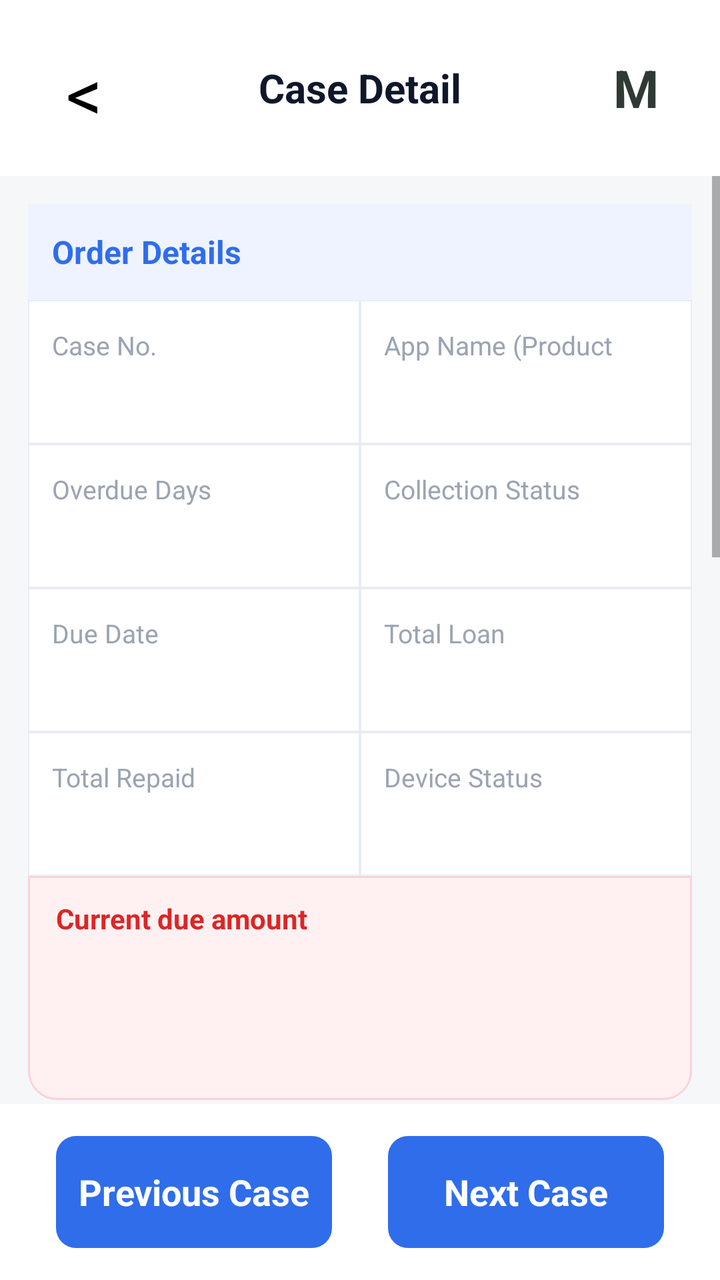
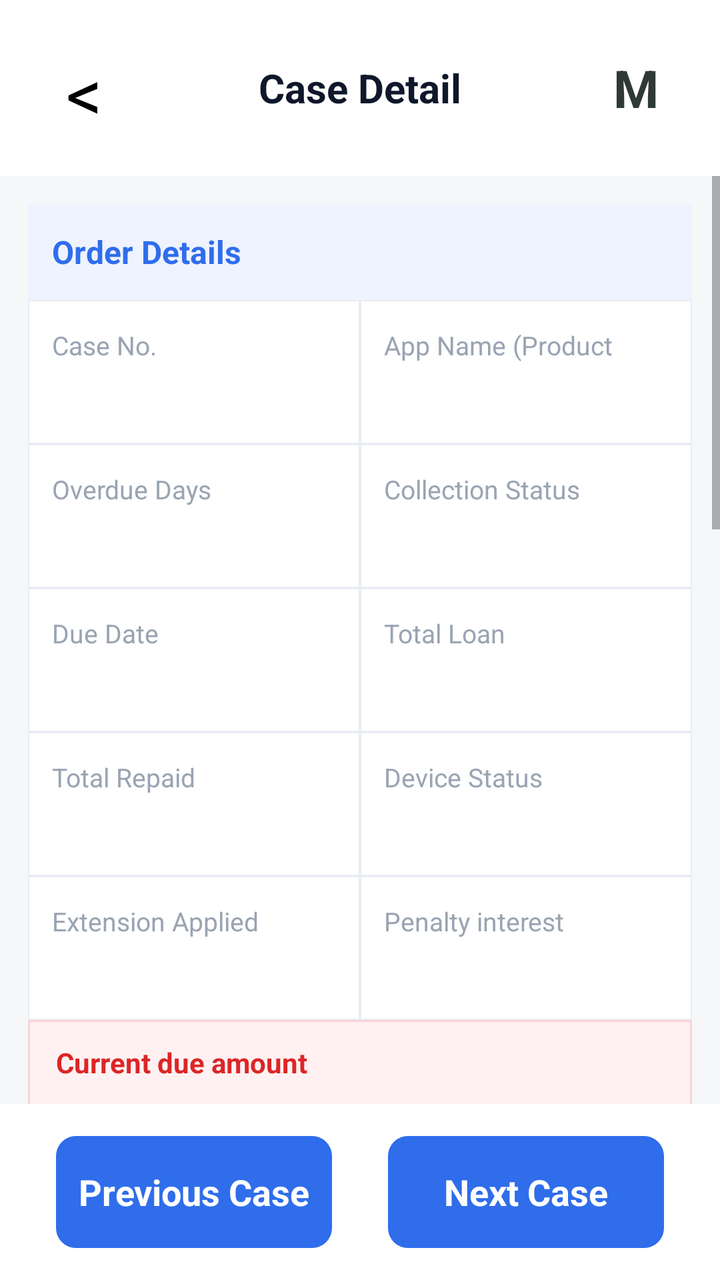

Compare the two renders of this Android layout. The source of the first and the diff that turns it into the second are given below.
<!-- AndroidManifest.xml: application theme Theme.DeviceLockCollector -->
<!-- res/layout/activity_case.xml -->
<?xml version="1.0" encoding="utf-8"?>
<LinearLayout xmlns:android="http://schemas.android.com/apk/res/android"
    android:layout_width="match_parent"
    android:layout_height="match_parent"
    android:background="@color/canvas"
    android:orientation="vertical">

    <LinearLayout
        android:layout_width="match_parent"
        android:layout_height="88dp"
        android:background="@android:color/white"
        android:gravity="center_vertical"
        android:orientation="horizontal"
        android:paddingStart="20dp"
        android:paddingEnd="20dp">

        <TextView
            android:id="@+id/btnBack"
            android:layout_width="44dp"
            android:layout_height="44dp"
            android:gravity="center"
            android:text="&lt;"
            android:textColor="@android:color/black"
            android:textSize="36sp" />

        <TextView
            android:layout_width="0dp"
            android:layout_height="wrap_content"
            android:layout_weight="1"
            android:gravity="center"
            android:text="Case Detail"
            android:textColor="@color/ink"
            android:textSize="20sp"
            android:textStyle="bold" />

        <TextView
            android:id="@+id/btnRefresh"
            android:layout_width="44dp"
            android:layout_height="44dp"
            android:gravity="center"
            android:text="M"
            android:textColor="@color/nav_icon"
            android:textSize="26sp"
            android:textStyle="bold" />
    </LinearLayout>

    <FrameLayout
        android:layout_width="match_parent"
        android:layout_height="0dp"
        android:layout_weight="1">

        <ScrollView
            android:layout_width="match_parent"
            android:layout_height="match_parent"
            android:clipToPadding="false"
            android:fillViewport="false"
            android:paddingBottom="88dp">

            <LinearLayout
                android:layout_width="match_parent"
                android:layout_height="wrap_content"
                android:orientation="vertical"
                android:padding="14dp">

                <LinearLayout
                    android:id="@+id/orderCard"
                    android:layout_width="match_parent"
                    android:layout_height="wrap_content"
                    android:background="@drawable/bg_detail_section"
                    android:orientation="vertical">

                    <LinearLayout
                        android:layout_width="match_parent"
                        android:layout_height="48dp"
                        android:background="@color/brand_soft"
                        android:gravity="center_vertical"
                        android:orientation="horizontal"
                        android:paddingStart="12dp"
                        android:paddingEnd="12dp">

                        <TextView
                            android:layout_width="0dp"
                            android:layout_height="wrap_content"
                            android:layout_weight="1"
                            android:text="Order Details"
                            android:textColor="@color/brand_blue"
                            android:textSize="16sp"
                            android:textStyle="bold" />

                        <TextView
                            android:id="@+id/txtOrderNo"
                            android:layout_width="0dp"
                            android:layout_height="wrap_content"
                            android:layout_weight="1.35"
                            android:ellipsize="middle"
                            android:gravity="end"
                            android:maxLines="1"
                            android:textColor="@color/muted"
                            android:textSize="13sp" />
                    </LinearLayout>

                    <GridLayout
                        android:layout_width="match_parent"
                        android:layout_height="wrap_content"
                        android:columnCount="2"
                        android:rowCount="4">

                        <LinearLayout
                            style="@style/Collector.DetailCell">
                            <TextView style="@style/Collector.DetailLabel" android:text="Case No." />
                            <TextView android:id="@+id/txtCaseNo" style="@style/Collector.DetailValue" />
                        </LinearLayout>

                        <LinearLayout
                            style="@style/Collector.DetailCell">
                            <TextView style="@style/Collector.DetailLabel" android:text="App Name (Product Name)" />
                            <TextView android:id="@+id/txtProduct" style="@style/Collector.DetailValueStrong" />
                        </LinearLayout>

                        <LinearLayout
                            style="@style/Collector.DetailCell">
                            <TextView style="@style/Collector.DetailLabel" android:text="Overdue Days" />
                            <TextView android:id="@+id/txtOverdueDays" style="@style/Collector.DetailValueDanger" />
                        </LinearLayout>

                        <LinearLayout
                            style="@style/Collector.DetailCell">
                            <TextView style="@style/Collector.DetailLabel" android:text="Collection Status" />
                            <TextView android:id="@+id/txtCollectionStatus" style="@style/Collector.DetailValue" />
                        </LinearLayout>

                        <LinearLayout
                            style="@style/Collector.DetailCell">
                            <TextView style="@style/Collector.DetailLabel" android:text="Due Date" />
                            <TextView android:id="@+id/txtDueDate" style="@style/Collector.DetailValue" />
                        </LinearLayout>

                        <LinearLayout
                            style="@style/Collector.DetailCell">
                            <TextView style="@style/Collector.DetailLabel" android:text="Total Loan" />
                            <TextView android:id="@+id/txtTotalLoan" style="@style/Collector.DetailValue" />
                        </LinearLayout>

                        <LinearLayout
                            style="@style/Collector.DetailCell">
                            <TextView style="@style/Collector.DetailLabel" android:text="Total Repaid" />
                            <TextView android:id="@+id/txtTotalRepaid" style="@style/Collector.DetailValueSuccess" />
                        </LinearLayout>

                        <LinearLayout
                            style="@style/Collector.DetailCell">
                            <TextView style="@style/Collector.DetailLabel" android:text="Device Status" />
                            <TextView android:id="@+id/txtDeviceStatus" style="@style/Collector.DetailValue" />
                        </LinearLayout>
                    </GridLayout>

                    <LinearLayout
                        android:layout_width="match_parent"
                        android:layout_height="112dp"
                        android:background="@drawable/bg_due_panel"
                        android:gravity="center_vertical"
                        android:orientation="vertical"
                        android:paddingStart="14dp"
                        android:paddingEnd="14dp">

                        <TextView
                            android:layout_width="match_parent"
                            android:layout_height="wrap_content"
                            android:text="Current due amount"
                            android:textColor="@color/danger"
                            android:textSize="14sp"
                            android:textStyle="bold" />

                        <TextView
                            android:id="@+id/txtCurrentDue"
                            android:layout_width="match_parent"
                            android:layout_height="wrap_content"
                            android:layout_marginTop="8dp"
                            android:textColor="@color/danger"
                            android:textSize="28sp"
                            android:textStyle="bold" />

                        <TextView
                            android:id="@+id/txtDueHint"
                            android:layout_width="match_parent"
                            android:layout_height="wrap_content"
                            android:layout_marginTop="8dp"
                            android:textColor="@color/warning"
                            android:textSize="12sp"
                            android:textStyle="bold" />
                    </LinearLayout>
                </LinearLayout>

                <LinearLayout
                    android:id="@+id/customerCard"
                    android:layout_width="match_parent"
                    android:layout_height="wrap_content"
                    android:layout_marginTop="14dp"
                    android:background="@drawable/bg_detail_section"
                    android:orientation="vertical"
                    android:padding="12dp">

                    <LinearLayout
                        android:layout_width="match_parent"
                        android:layout_height="wrap_content"
                        android:gravity="center_vertical"
                        android:orientation="horizontal">

                        <TextView
                            android:id="@+id/txtCustomer"
                            android:layout_width="0dp"
                            android:layout_height="wrap_content"
                            android:layout_weight="1"
                            android:textColor="@color/success"
                            android:textSize="15sp"
                            android:textStyle="bold" />

                        <TextView
                            android:layout_width="wrap_content"
                            android:layout_height="32dp"
                            android:background="@drawable/bg_status_pill"
                            android:gravity="center"
                            android:paddingStart="10dp"
                            android:paddingEnd="10dp"
                            android:text="Open case"
                            android:textColor="@color/warning"
                            android:textSize="12sp"
                            android:textStyle="bold" />
                    </LinearLayout>

                    <View
                        android:layout_width="match_parent"
                        android:layout_height="1dp"
                        android:layout_marginTop="10dp"
                        android:background="@color/line" />

                    <LinearLayout
                        android:layout_width="match_parent"
                        android:layout_height="72dp"
                        android:gravity="center_vertical"
                        android:orientation="horizontal">

                        <TextView
                            android:id="@+id/txtPhone"
                            android:layout_width="0dp"
                            android:layout_height="wrap_content"
                            android:layout_weight="1"
                            android:textColor="@android:color/black"
                            android:textSize="25sp"
                            android:textStyle="bold" />

                        <TextView
                            android:id="@+id/btnWhatsapp"
                            style="@style/Collector.ContactIcon"
                            android:text="WA"
                            android:textColor="@color/success" />

                        <TextView
                            android:id="@+id/btnCall"
                            style="@style/Collector.ContactIcon"
                            android:layout_marginStart="10dp"
                            android:text="Call"
                            android:textColor="@color/brand" />

                        <TextView
                            android:id="@+id/btnSms"
                            style="@style/Collector.ContactIcon"
                            android:layout_marginStart="10dp"
                            android:text="SMS"
                            android:textColor="@color/orange_action" />
                    </LinearLayout>

                    <LinearLayout
                        android:layout_width="match_parent"
                        android:layout_height="wrap_content"
                        android:orientation="horizontal">

                        <LinearLayout
                            android:layout_width="0dp"
                            android:layout_height="wrap_content"
                            android:layout_weight="1"
                            android:orientation="vertical">
                            <TextView style="@style/Collector.DetailLabel" android:text="Wallet No." />
                            <TextView android:id="@+id/txtWalletNo" style="@style/Collector.DetailValueStrong" />
                        </LinearLayout>

                        <LinearLayout
                            android:layout_width="0dp"
                            android:layout_height="wrap_content"
                            android:layout_weight="1"
                            android:orientation="vertical">
                            <TextView style="@style/Collector.DetailLabel" android:text="WhatsApp" />
                            <TextView android:id="@+id/txtWhatsappNo" style="@style/Collector.DetailValueStrong" />
                        </LinearLayout>
                    </LinearLayout>

                    <TextView
                        android:layout_width="match_parent"
                        android:layout_height="wrap_content"
                        android:layout_marginTop="12dp"
                        android:text="Wallet Operator"
                        android:textColor="@color/muted_soft"
                        android:textSize="14sp" />

                    <TextView
                        android:id="@+id/txtWalletOperator"
                        android:layout_width="match_parent"
                        android:layout_height="wrap_content"
                        android:layout_marginTop="4dp"
                        android:textColor="@color/ink"
                        android:textSize="17sp"
                        android:textStyle="bold" />

                    <LinearLayout
                        android:layout_width="match_parent"
                        android:layout_height="52dp"
                        android:layout_marginTop="14dp"
                        android:orientation="horizontal">

                        <TextView
                            android:id="@+id/btnFullPayment"
                            style="@style/Collector.ActionButton"
                            android:background="@drawable/bg_action_green"
                            android:text="Full payment" />

                        <TextView
                            android:id="@+id/btnPartialPay"
                            style="@style/Collector.ActionButton"
                            android:layout_marginStart="8dp"
                            android:background="@drawable/bg_action_orange"
                            android:text="Partial Pay" />

                        <TextView
                            android:id="@+id/btnExtension"
                            style="@style/Collector.ActionButton"
                            android:layout_marginStart="8dp"
                            android:background="@drawable/bg_action_amber"
                            android:text="Extension" />
                    </LinearLayout>
                </LinearLayout>

                <LinearLayout
                    android:id="@+id/tabCard"
                    android:layout_width="match_parent"
                    android:layout_height="wrap_content"
                    android:layout_marginTop="14dp"
                    android:background="@drawable/bg_detail_section"
                    android:orientation="vertical">

                    <LinearLayout
                        android:layout_width="match_parent"
                        android:layout_height="76dp"
                        android:background="#FAFBFE"
                        android:orientation="horizontal">

                        <TextView
                            android:id="@+id/tabRecords"
                            style="@style/Collector.Tab"
                            android:text="Collection\nRecords" />
                        <TextView
                            android:id="@+id/tabCustomer"
                            style="@style/Collector.Tab"
                            android:text="Customer\nInformation" />
                        <TextView
                            android:id="@+id/tabContacts"
                            style="@style/Collector.Tab"
                            android:text="Contact List" />
                        <TextView
                            android:id="@+id/tabRepayments"
                            style="@style/Collector.Tab"
                            android:text="Repayment\nRecords" />
                    </LinearLayout>

                    <LinearLayout
                        android:id="@+id/panelRecords"
                        android:layout_width="match_parent"
                        android:layout_height="wrap_content"
                        android:orientation="vertical"
                        android:padding="14dp" />

                    <LinearLayout
                        android:id="@+id/panelCustomer"
                        android:layout_width="match_parent"
                        android:layout_height="wrap_content"
                        android:orientation="vertical"
                        android:padding="14dp"
                        android:visibility="gone" />

                    <LinearLayout
                        android:id="@+id/panelContacts"
                        android:layout_width="match_parent"
                        android:layout_height="wrap_content"
                        android:orientation="vertical"
                        android:padding="14dp"
                        android:visibility="gone" />

                    <LinearLayout
                        android:id="@+id/panelRepayments"
                        android:layout_width="match_parent"
                        android:layout_height="wrap_content"
                        android:orientation="vertical"
                        android:padding="14dp"
                        android:visibility="gone" />
                </LinearLayout>
            </LinearLayout>
        </ScrollView>

        <ProgressBar
            android:id="@+id/progress"
            android:layout_width="wrap_content"
            android:layout_height="wrap_content"
            android:layout_gravity="center"
            android:visibility="gone" />
    </FrameLayout>

    <LinearLayout
        android:layout_width="match_parent"
        android:layout_height="88dp"
        android:background="@android:color/white"
        android:gravity="center"
        android:orientation="horizontal"
        android:paddingStart="28dp"
        android:paddingEnd="28dp">

        <TextView
            android:id="@+id/btnPreviousCase"
            style="@style/Collector.BottomButton"
            android:text="Previous Case" />

        <TextView
            android:id="@+id/btnNextCase"
            style="@style/Collector.BottomButton"
            android:layout_marginStart="28dp"
            android:text="Next Case" />
    </LinearLayout>
</LinearLayout>
<!-- resources referenced by this layout -->
<resources>
  <color name="brand">#4F46E5</color>
  <color name="brand_blue">#2F6DEB</color>
  <color name="brand_soft">#EEF3FF</color>
  <color name="canvas">#F6F7F9</color>
  <color name="danger">#DC2626</color>
  <color name="ink">#0F172A</color>
  <color name="line">#E9EDF3</color>
  <color name="muted">#64748B</color>
  <color name="muted_soft">#9AA4B2</color>
  <color name="nav_icon">#2F3A34</color>
  <color name="orange_action">#EA580C</color>
  <color name="success">#10A06F</color>
  <color name="warning">#D97706</color>
  <!-- drawable bg_action_amber (drawable) -->
  <?xml version="1.0" encoding="utf-8"?>
  <shape xmlns:android="http://schemas.android.com/apk/res/android">
      <solid android:color="@color/orange_deep" />
      <corners android:radius="8dp" />
  </shape>
  <!-- drawable bg_action_green (drawable) -->
  <?xml version="1.0" encoding="utf-8"?>
  <shape xmlns:android="http://schemas.android.com/apk/res/android">
      <solid android:color="@color/success" />
      <corners android:radius="8dp" />
  </shape>
  <!-- drawable bg_action_orange (drawable) -->
  <?xml version="1.0" encoding="utf-8"?>
  <shape xmlns:android="http://schemas.android.com/apk/res/android">
      <solid android:color="@color/orange_action" />
      <corners android:radius="8dp" />
  </shape>
  <!-- drawable bg_detail_section (drawable) -->
  <?xml version="1.0" encoding="utf-8"?>
  <shape xmlns:android="http://schemas.android.com/apk/res/android">
      <solid android:color="@android:color/white" />
      <corners android:radius="14dp" />
      <stroke
          android:width="1dp"
          android:color="@color/line" />
  </shape>
  <!-- drawable bg_status_pill (drawable) -->
  <?xml version="1.0" encoding="utf-8"?>
  <shape xmlns:android="http://schemas.android.com/apk/res/android">
      <solid android:color="@color/brand_soft" />
      <corners android:radius="8dp" />
      <stroke
          android:width="1dp"
          android:color="#E2E8FF" />
  </shape>
  <style name="Collector.DetailLabel">
          <item name="android:layout_width">match_parent</item>
          <item name="android:layout_height">wrap_content</item>
          <item name="android:textColor">@color/muted_soft</item>
          <item name="android:textSize">13sp</item>
          <item name="android:maxLines">1</item>
      </style>
  <style name="Collector.DetailValueDanger" parent="Collector.DetailValueStrong">
          <item name="android:textColor">@color/danger</item>
      </style>
  <style name="Collector.DetailValueStrong" parent="Collector.DetailValue">
          <item name="android:textStyle">bold</item>
      </style>
  <style name="Collector.DetailValueSuccess" parent="Collector.DetailValueStrong">
          <item name="android:textColor">@color/success</item>
      </style>
  <color name="orange_deep">#D97706</color>
  <color name="danger_soft">#FFF1F2</color>
  <!-- drawable bg_page_selected (drawable) -->
  <?xml version="1.0" encoding="utf-8"?>
  <shape xmlns:android="http://schemas.android.com/apk/res/android">
      <solid android:color="@color/brand_blue" />
      <corners android:radius="10dp" />
  </shape>
  <!-- drawable bg_icon_circle (drawable) -->
  <?xml version="1.0" encoding="utf-8"?>
  <shape xmlns:android="http://schemas.android.com/apk/res/android" android:shape="oval">
      <solid android:color="@color/brand_soft" />
  </shape>
  <!-- drawable bg_table_row (drawable) -->
  <?xml version="1.0" encoding="utf-8"?>
  <shape xmlns:android="http://schemas.android.com/apk/res/android">
      <solid android:color="@android:color/white" />
      <stroke
          android:width="0.5dp"
          android:color="@color/line" />
  </shape>
  <!-- unchanged entries left out for length: 8 -->
</resources>

<!-- the commit's change to res/layout/activity_case.xml (unified diff, before → after) -->
@@ -103,7 +103,7 @@
                         android:layout_width="match_parent"
                         android:layout_height="wrap_content"
                         android:columnCount="2"
-                        android:rowCount="4">
+                        android:rowCount="5">
 
                         <LinearLayout
                             style="@style/Collector.DetailCell">
@@ -152,7 +152,31 @@
                             <TextView style="@style/Collector.DetailLabel" android:text="Device Status" />
                             <TextView android:id="@+id/txtDeviceStatus" style="@style/Collector.DetailValue" />
                         </LinearLayout>
+
+                        <LinearLayout
+                            style="@style/Collector.DetailCell">
+                            <TextView style="@style/Collector.DetailLabel" android:text="Extension Applied" />
+                            <TextView android:id="@+id/txtExtensionApplied" style="@style/Collector.DetailValue" />
+                        </LinearLayout>
+
+                        <LinearLayout
+                            style="@style/Collector.DetailCell">
+                            <TextView style="@style/Collector.DetailLabel" android:text="Penalty interest" />
+                            <TextView android:id="@+id/txtPenaltyInterest" style="@style/Collector.DetailValueDanger" />
+                        </LinearLayout>
                     </GridLayout>
+
+                    <TextView
+                        android:id="@+id/txtWaiverNote"
+                        android:layout_width="match_parent"
+                        android:layout_height="wrap_content"
+                        android:layout_marginTop="8dp"
+                        android:background="@drawable/bg_pending_pill"
+                        android:padding="10dp"
+                        android:textColor="@color/warning"
+                        android:textSize="12sp"
+                        android:textStyle="bold"
+                        android:visibility="gone" />
 
                     <LinearLayout
                         android:layout_width="match_parent"
@@ -216,13 +240,13 @@
                             android:textStyle="bold" />
 
                         <TextView
+                            android:id="@+id/txtCustomerBadge"
                             android:layout_width="wrap_content"
                             android:layout_height="32dp"
                             android:background="@drawable/bg_status_pill"
                             android:gravity="center"
                             android:paddingStart="10dp"
                             android:paddingEnd="10dp"
-                            android:text="Open case"
                             android:textColor="@color/warning"
                             android:textSize="12sp"
                             android:textStyle="bold" />
<!-- resource entries referenced after the edit -->
@@ -39,6 +39,12 @@
       <stroke
           android:width="1dp"
           android:color="@color/line" />
+  </shape>
+  <!-- drawable bg_pending_pill (drawable) -->
+  <?xml version="1.0" encoding="utf-8"?>
+  <shape xmlns:android="http://schemas.android.com/apk/res/android" android:shape="rectangle">
+      <solid android:color="#EEF2FF" />
+      <corners android:radius="14dp" />
   </shape>
   <!-- drawable bg_status_pill (drawable) -->
   <?xml version="1.0" encoding="utf-8"?>
